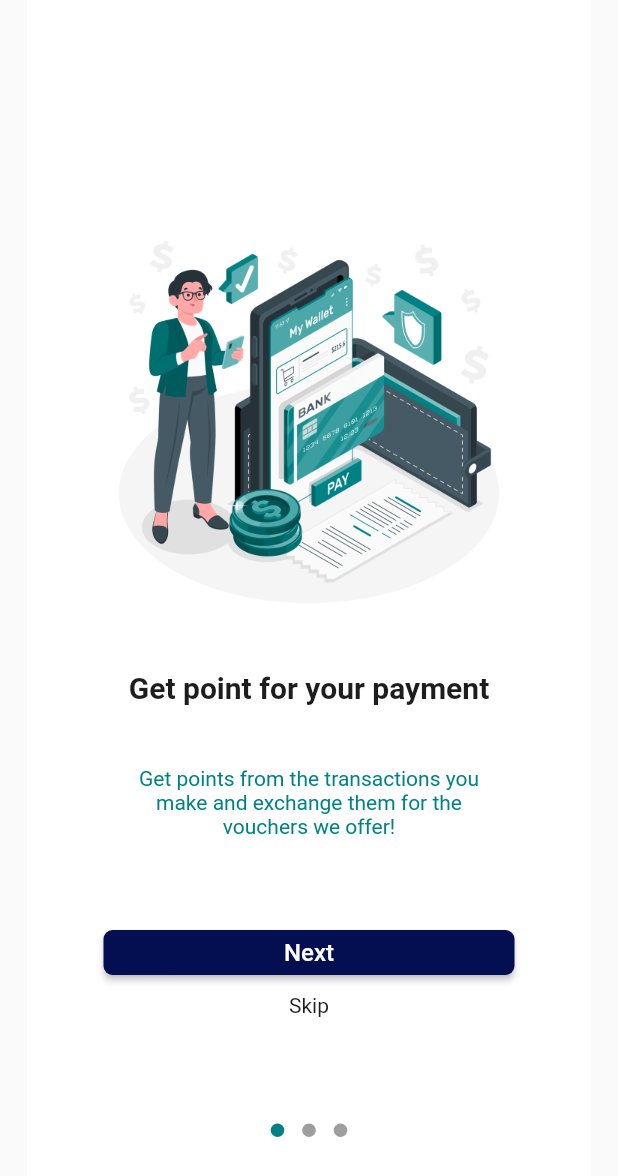
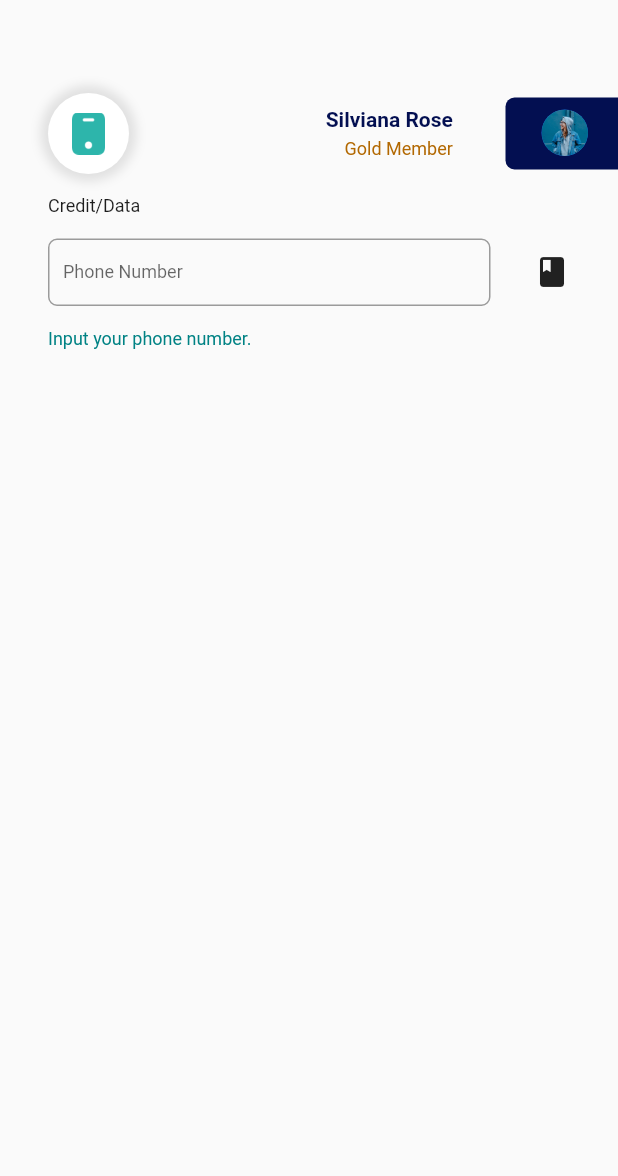
Before and after one commit to Kelompok-14-Loyalty-Point-Agent/Flutter, a Flutter app: the screen it shows after launch, on a phone screen of 412 x 824 dp. Shown: the top 1176 px of the screen. Run offline on Flutter 3.47's test engine with Material 2 defaults, Android fonts, the phone set to English and light mode, and no system bars; drawn by our look-alikes of dots_indicator.

Commit message:
slicing credit data transaction

```diff
--- /dev/null
+++ b/lib/constant/provider_icon_constant.dart
@@ -0,0 +1,18 @@
+import 'package:flutter/material.dart';
+
+Image? providerIcons(String phoneNumber) {
+  if (phoneNumber.substring(2, 3) == "3" &&
+          phoneNumber.substring(3, 4) == "1" ||
+      phoneNumber.substring(2, 3) == "3" &&
+          phoneNumber.substring(3, 4) == "2" ||
+      phoneNumber.substring(2, 3) == "3" &&
+          phoneNumber.substring(3, 4) == "3" ||
+      phoneNumber.substring(2, 3) == "3" &&
+          phoneNumber.substring(3, 4) == "8") {
+    return Image.asset(
+      "assets/icons/provider_axis_icon.png",
+      scale: 4,
+    );
+  }
+  return null;
+}
--- a/lib/main.dart
+++ b/lib/main.dart
@@ -1,3 +1,4 @@
+import 'package:capstone_14/ui/credit_data_transaction/credit_data_screen.dart';
 import 'package:capstone_14/ui/splash_screen/splash_screen.dart';
 import 'package:capstone_14/ui/splash_screen/splash_screen_1.dart';
 import 'package:capstone_14/ui/splash_screen/splash_screen_2.dart';
@@ -15,7 +16,9 @@ class MyApp extends StatelessWidget {
   Widget build(BuildContext context) {
     return MaterialApp(
       debugShowCheckedModeBanner: false,
-      home: const SplashScreen(),
+      //Ganti disini kalau mau coba screen
+      // home: const SplashScreen(),
+      home: const CreditDataScreen(),
       onGenerateRoute: (settings) {
         switch (settings.name) {
           case SplashScreen1.routeName:
--- /dev/null
+++ b/lib/ui/credit_data_transaction/credit_data_screen.dart
@@ -0,0 +1,168 @@
+import 'package:capstone_14/constant/provider_icon_constant.dart';
+import 'package:capstone_14/widgets/top_bar_page.dart';
+import 'package:flutter/material.dart';
+import 'package:flutter/services.dart';
+
+class CreditDataScreen extends StatefulWidget {
+  const CreditDataScreen({super.key});
+
+  @override
+  State<CreditDataScreen> createState() => _CreditDataScreenState();
+}
+
+class _CreditDataScreenState extends State<CreditDataScreen> {
+  final TextEditingController _phoneNumberController = TextEditingController();
+  int _selectedIndex = 0;
+
+  @override
+  void initState() {
+    super.initState();
+    _phoneNumberController.addListener(() {
+      setState(() {
+        _phoneNumberController.text.isNotEmpty;
+      });
+    });
+  }
+
+  @override
+  void dispose() {
+    _phoneNumberController.dispose();
+    super.dispose();
+  }
+
+  Widget _buttonBuilder(String title, int myIndex) {
+    return GestureDetector(
+      onTap: () {
+        setState(() {
+          _selectedIndex = myIndex;
+        });
+      },
+      child: Container(
+        height: 25,
+        decoration: BoxDecoration(
+          borderRadius: BorderRadius.circular(6),
+          color: _selectedIndex == myIndex
+              ? const Color(0xFF2DB5AB)
+              : Colors.transparent,
+        ),
+        child: Center(
+          child: Padding(
+            padding: const EdgeInsets.symmetric(horizontal: 10),
+            child: Text(
+              title,
+              style: TextStyle(
+                fontSize: 12,
+                fontWeight: FontWeight.w400,
+                color: _selectedIndex == myIndex
+                    ? Colors.white
+                    : const Color(0xFF1d1d1d),
+              ),
+            ),
+          ),
+        ),
+      ),
+    );
+  }
+
+  @override
+  Widget build(BuildContext context) {
+    return Scaffold(
+      body: Padding(
+        padding: const EdgeInsets.only(top: 62),
+        child: Column(
+          crossAxisAlignment: CrossAxisAlignment.start,
+          children: [
+            TopBarPage(
+              icon: Image.asset(
+                "assets/icons/simcard.png",
+                scale: 4,
+              ),
+              useContainer: true,
+            ),
+            Padding(
+              padding: const EdgeInsets.fromLTRB(32, 14, 0, 0),
+              child: Column(
+                crossAxisAlignment: CrossAxisAlignment.start,
+                children: [
+                  const Text(
+                    "Credit/Data",
+                    style: TextStyle(
+                      fontSize: 12,
+                      fontWeight: FontWeight.w400,
+                      color: Color(
+                        0xFF1d1d1d,
+                      ),
+                    ),
+                  ),
+                  Padding(
+                    padding: const EdgeInsets.symmetric(vertical: 15),
+                    child: Row(
+                      mainAxisAlignment: MainAxisAlignment.spaceBetween,
+                      children: [
+                        SizedBox(
+                          width: 295,
+                          height: 45,
+                          child: TextField(
+                            keyboardType: TextInputType.number,
+                            inputFormatters: <TextInputFormatter>[
+                              FilteringTextInputFormatter.digitsOnly,
+                            ],
+                            controller: _phoneNumberController,
+                            style: const TextStyle(
+                              fontSize: 12,
+                              fontWeight: FontWeight.w400,
+                              color: Color(0xFF1d1d1d),
+                            ),
+                            decoration: InputDecoration(
+                              hintText: "Phone Number",
+                              hintStyle: const TextStyle(
+                                fontSize: 12,
+                                fontWeight: FontWeight.w400,
+                              ),
+                              floatingLabelBehavior:
+                                  FloatingLabelBehavior.always,
+                              border: OutlineInputBorder(
+                                borderRadius: BorderRadius.circular(6),
+                              ),
+                              contentPadding:
+                                  const EdgeInsets.fromLTRB(10, 0, 0, 10),
+                              suffixIcon: _phoneNumberController.text.length >=
+                                      4
+                                  ? providerIcons(_phoneNumberController.text)
+                                  : null,
+                            ),
+                          ),
+                        ),
+                        const Padding(
+                          padding: EdgeInsets.only(right: 32),
+                          child: Icon(Icons.book),
+                        )
+                      ],
+                    ),
+                  ),
+                  _phoneNumberController.text.length >= 4
+                      ? Row(
+                          children: [
+                            _buttonBuilder("Credit", 0),
+                            _buttonBuilder("Data", 1),
+                          ],
+                        )
+                      : const Text(
+                          "Input your phone number.",
+                          style: TextStyle(
+                            fontSize: 12,
+                            fontWeight: FontWeight.w400,
+                            color: Color(
+                              0xFF008284,
+                            ),
+                          ),
+                        ),
+                ],
+              ),
+            ),
+          ],
+        ),
+      ),
+    );
+  }
+}
--- /dev/null
+++ b/lib/widgets/top_bar_page.dart
@@ -0,0 +1,93 @@
+import 'package:flutter/material.dart';
+
+class TopBarPage extends StatelessWidget {
+  final bool? useContainer;
+  final Widget? icon;
+  const TopBarPage({
+    super.key,
+    this.icon,
+    this.useContainer,
+  });
+
+  @override
+  Widget build(BuildContext context) {
+    return Row(
+      mainAxisAlignment: MainAxisAlignment.spaceBetween,
+      children: [
+        if (useContainer == true)
+          Padding(
+            padding: const EdgeInsets.only(left: 32, right: 96),
+            child: Container(
+              width: 54,
+              height: 54,
+              decoration: BoxDecoration(
+                color: Colors.white,
+                borderRadius: BorderRadius.circular(50.0),
+                boxShadow: [
+                  BoxShadow(
+                    color: Colors.black.withOpacity(0.1),
+                    blurRadius: 5,
+                    spreadRadius: 5,
+                  ),
+                ],
+              ),
+              child: icon,
+            ),
+          )
+        else
+          Padding(
+            padding: const EdgeInsets.only(left: 32, right: 96),
+            child: icon,
+          ),
+        const Column(
+          crossAxisAlignment: CrossAxisAlignment.end,
+          children: [
+            Text(
+              //ganti jadi variabel nama
+              "Silviana Rose",
+              style: TextStyle(
+                fontSize: 14,
+                fontWeight: FontWeight.w700,
+                color: Color(
+                  0xFF030F51,
+                ),
+              ),
+            ),
+            SizedBox(height: 5),
+            Text(
+              //ganti jadi variabel status
+              "Gold Member",
+              style: TextStyle(
+                fontSize: 12,
+                fontWeight: FontWeight.w400,
+                color: Color(
+                  0xFFB26801,
+                ),
+              ),
+            ),
+          ],
+        ),
+        Container(
+          width: 75,
+          height: 48,
+          decoration: const BoxDecoration(
+            color: Color(0xFF030F51),
+            borderRadius: BorderRadius.only(
+              topLeft: Radius.circular(6),
+              bottomLeft: Radius.circular(6),
+            ),
+          ),
+          child: const Padding(
+            padding: EdgeInsets.fromLTRB(24, 8, 20, 9),
+            child: CircleAvatar(
+              radius: 50,
+              backgroundImage:
+                  //pake foto dari api(?)
+                  AssetImage("assets/images/profilePict.png"),
+            ),
+          ),
+        ),
+      ],
+    );
+  }
+}
--- a/pubspec.yaml
+++ b/pubspec.yaml
@@ -30,6 +30,7 @@ flutter:
   # To add assets to your application, add an assets section, like this:
   assets:
     - assets/images/
+    - assets/icons/
   #   - images/a_dot_ham.jpeg
 
   # An image asset can refer to one or more resolution-specific "variants", see
```
Also changed, not shown: assets/icons/provider_axis_icon.png (added), assets/icons/simcard.png (added), assets/images/profilePict.png (added).
